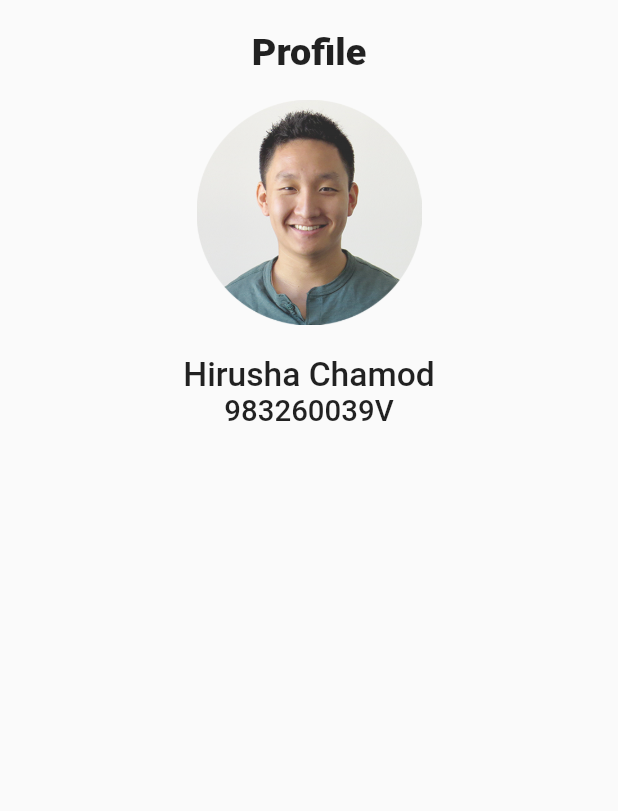
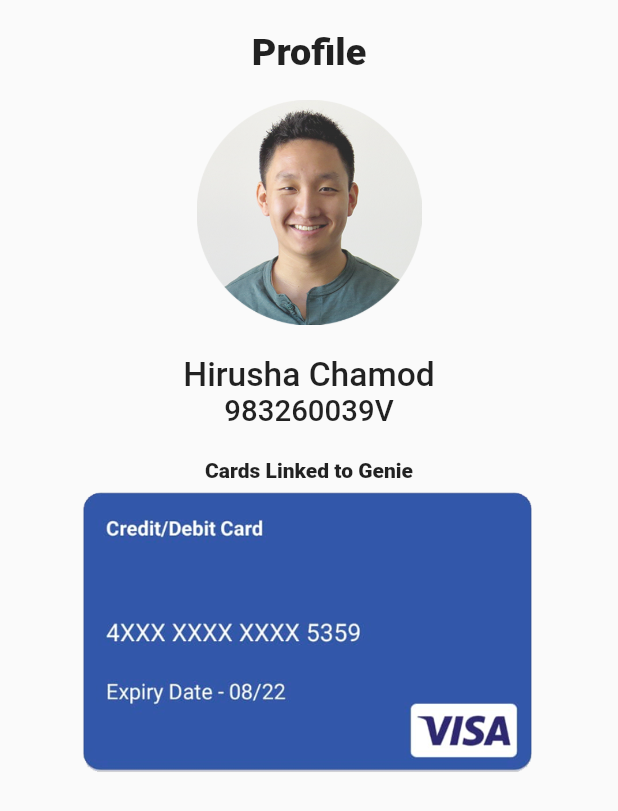
Before and after one commit to Suvink/uniacc, a Flutter app: the profile screen opened directly, on a phone screen of 412 x 824 dp. Shown: the top 811 px of the screen. Run offline on Flutter 3.47's test engine with Material 2 defaults, Android fonts, the light colour scheme and no system bars; our stand-ins replace google_maps_flutter, permission_handler; missing offline and left inert: loading, timeline; network calls fail; Roboto replaces fonts that are missing (TTCommons).

Commit message:
Working version

```diff
--- /dev/null
+++ b/lib/home.dart
@@ -0,0 +1,68 @@
+import 'package:flutter/material.dart';
+import 'package:uniacc/myPlaces.dart';
+import 'dashboard.dart';
+import 'details.dart';
+import 'profile.dart';
+import 'myPlaces.dart';
+import 'newDash.dart';
+import 'login.dart';
+
+
+
+class home extends StatefulWidget{
+
+//  final String token;
+//  const home(this.token);
+
+  @override
+  State<StatefulWidget> createState() {
+    return homeState();
+  }
+}
+
+class homeState extends State<home> {
+  int _selectedPage = 0;
+  final _pageOptions = [
+    newDashboard(),
+    myPlaces(),
+    profile()
+  ];
+
+  @override
+  Widget build(BuildContext context) {
+    return MaterialApp(
+      title: 'UniAcc',
+      theme: ThemeData(
+        fontFamily: 'TTCommons',
+        primarySwatch: Colors.blue,
+      ),
+      home: Scaffold(
+        body: _pageOptions[_selectedPage],
+        bottomNavigationBar: BottomNavigationBar(
+          currentIndex: _selectedPage,
+          onTap: (int index) {
+            setState(() {
+              _selectedPage = index;
+            });
+          },
+          items: [
+            BottomNavigationBarItem(
+              icon: Icon(Icons.home),
+              title: Text("Dashboard"),
+              backgroundColor: Color(0xFFE93B55),
+            ),
+            BottomNavigationBarItem(
+                icon: Icon(Icons.dashboard),
+                title: Text("My Places")
+            ),
+            BottomNavigationBarItem(
+                icon: Icon(Icons.supervised_user_circle),
+                title: Text("Profile")
+            )
+          ],
+          selectedItemColor: Color(0xFFE93B55),
+        ),
+      ),
+    );
+  }
+}
--- a/lib/profile.dart
+++ b/lib/profile.dart
@@ -1,6 +1,15 @@
 import 'package:flutter/material.dart';
+import 'package:url_launcher/url_launcher.dart';
+import 'package:http/http.dart' as http;
+import 'dart:convert';
+import 'dart:async';
+//import
 
 class profile extends StatefulWidget {
+
+//  final String token;
+//  const profile(this.token);
+
   @override
   State<StatefulWidget> createState() => new _profileState();
 }
@@ -9,6 +18,34 @@ class _profileState extends State<profile> {
   @override
   void initState() {
     super.initState();
+  }
+
+  //Json Links
+  var jsonIndex = 0;
+  Future<List<usersData>> _getJson() async {
+    var data = await http.get("http://35.247.185.195/api/api.json");
+    var jsonData = json.decode(data.body);
+
+    List<usersData> users = [];
+
+    for (var i in jsonData) {
+      usersData user = usersData(
+        i["name"],
+        i["id"],
+        i["place_address"],
+        i["place_fee"],
+        i["place_1_title"],
+        i["place_1_payment"],
+        i["place_2_title"],
+        i["place_2_payment"],
+        i["upcoming_title_1"],
+        i["upcoming_title_2"],
+        i["owner"],
+      );
+      users.add(user);
+    }
+    print(users.length);
+    return users;
   }
 
   @override
@@ -49,14 +86,38 @@ class _profileState extends State<profile> {
             "983260039V",
             style: TextStyle(fontWeight: FontWeight.w500),
             textScaleFactor: 1.4,
-          )
+          ),
         ],
       ),
     );
+//    launch('sms:' + '${widget.phone}')
+    final cardTitle = Container(
+      margin: EdgeInsets.only(top: 20.0),
+      child: Center(
+        child: Text(
+          "Cards Linked to Genie",
+          style: TextStyle(fontWeight: FontWeight.w900),
+          textScaleFactor: 1.0,
+        ),
+      ),
+    );
 
+    final card = new GestureDetector(
+      onTap: (){
+        launch("https://play.google.com/store/apps/details?id=lk.dialog.genie");
+        print("Genie");
+      },
+      child: Container(
+        child: Image(
+          image: AssetImage("assets/card.png"),
+          width: 400.0,
+          height: 200.0,
+        ),
+      ),
+    );
 
     final returnWrapper = new ListView(
-      children: <Widget>[title, userImage, userInfo],
+      children: <Widget>[title, userImage, userInfo,cardTitle,card],
     );
 
     return Scaffold(
@@ -66,3 +127,31 @@ class _profileState extends State<profile> {
     );
   }
 }
+
+
+class usersData {
+  final String name;
+  final String id;
+  final String placeAddress;
+  final String placeFee;
+  final String place1Title;
+  final String place1Payment;
+  final String place2Title;
+  final String place2Payment;
+  final String upcomingTitle1;
+  final String upcomingTitle2;
+  final String owner;
+
+  usersData(
+      this.name,
+      this.id,
+      this.placeAddress,
+      this.placeFee,
+      this.place1Title,
+      this.place1Payment,
+      this.place2Title,
+      this.place2Payment,
+      this.upcomingTitle1,
+      this.upcomingTitle2,
+      this.owner,);
+}
--- a/pubspec.yaml
+++ b/pubspec.yaml
@@ -25,6 +25,7 @@ dependencies:
   permission_handler: ^2.1.0
   http: ^0.12.0+2
   timeline: 0.0.1
+  loading: ^1.0.1
 
   # The following adds the Cupertino Icons font to your application.
   # Use with the CupertinoIcons class for iOS style icons.
@@ -56,6 +57,7 @@ flutter:
     - assets/map.png
     - assets/dp.png
     - assets/genie.png
+    - assets/card.png
 
 
   # An image asset can refer to one or more resolution-specific "variants", see
```
Also changed, not shown: lib/details.dart (+36 -11 lines), lib/login.dart (added, +133 -0 lines), lib/main.dart (+4 -33 lines), lib/myPlaces.dart (+37 -2 lines), lib/newDash.dart (+14 -8 lines), assets/card.png (added), pubspec.lock.
